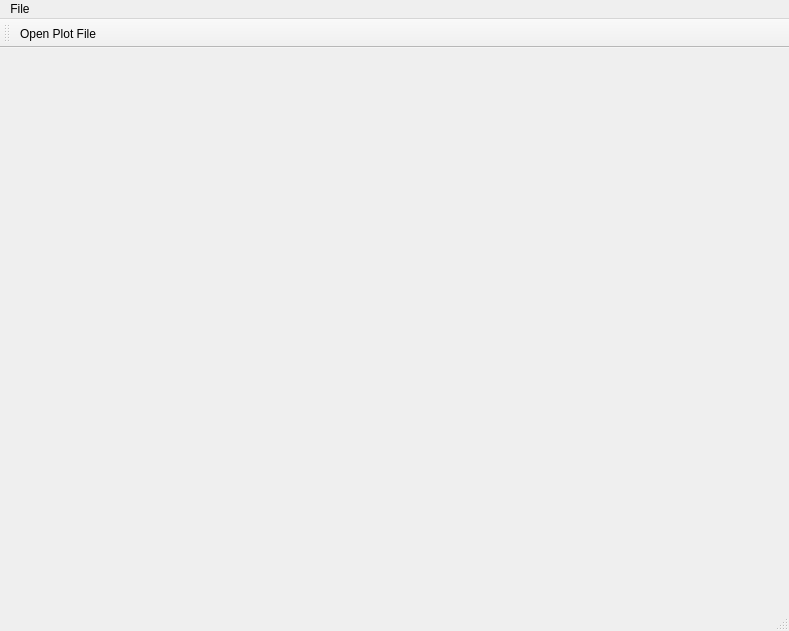
Above: Resources/mainui.ui from gdroumpalis/Electro before the change. Below: the same form after it.
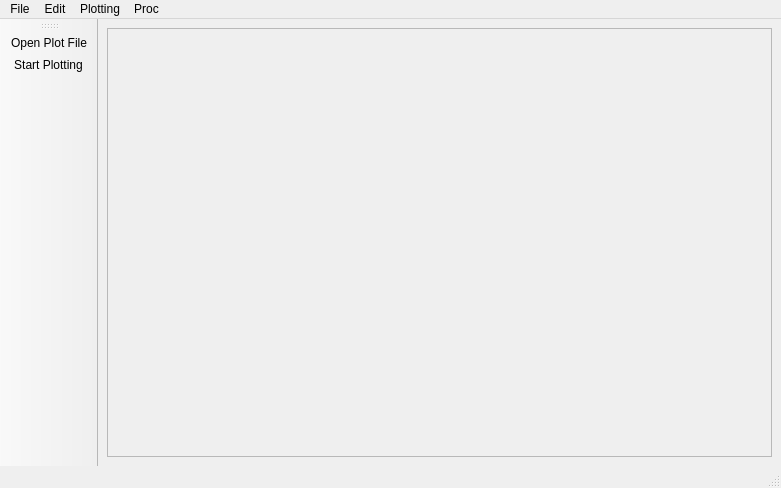
That is the form after the change. Icons and pictures are not drawn.

Commit message: Add initialization of devices. New settings icons. settings ui changes

The edit to the form file:
```diff
--- a/Resources/mainui.ui
+++ b/Resources/mainui.ui
@@ -6,20 +6,33 @@
    <rect>
     <x>0</x>
     <y>0</y>
-    <width>789</width>
-    <height>631</height>
+    <width>781</width>
+    <height>488</height>
    </rect>
   </property>
   <property name="windowTitle">
    <string>Electro</string>
   </property>
-  <widget class="QWidget" name="centralwidget"/>
+  <widget class="QWidget" name="centralwidget">
+   <layout class="QGridLayout" name="gridLayout">
+    <item row="0" column="0">
+     <widget class="QFrame" name="frame">
+      <property name="frameShape">
+       <enum>QFrame::StyledPanel</enum>
+      </property>
+      <property name="frameShadow">
+       <enum>QFrame::Raised</enum>
+      </property>
+     </widget>
+    </item>
+   </layout>
+  </widget>
   <widget class="QMenuBar" name="menubar">
    <property name="geometry">
     <rect>
      <x>0</x>
      <y>0</y>
-     <width>789</width>
+     <width>781</width>
      <height>26</height>
     </rect>
    </property>
@@ -31,7 +44,28 @@
     <addaction name="separator"/>
     <addaction name="actionClose"/>
    </widget>
+   <widget class="QMenu" name="menuSettings">
+    <property name="title">
+     <string>Proc</string>
+    </property>
+    <addaction name="actionopen_settings"/>
+   </widget>
+   <widget class="QMenu" name="menuPlotting">
+    <property name="title">
+     <string>Plotting</string>
+    </property>
+    <addaction name="actionStart_Plotting"/>
+    <addaction name="actionPlottings_UI"/>
+   </widget>
+   <widget class="QMenu" name="menuEdit">
+    <property name="title">
+     <string>Edit</string>
+    </property>
+   </widget>
    <addaction name="menuFile"/>
+   <addaction name="menuEdit"/>
+   <addaction name="menuPlotting"/>
+   <addaction name="menuSettings"/>
   </widget>
   <widget class="QStatusBar" name="statusbar"/>
   <widget class="QToolBar" name="toolBar">
@@ -39,12 +73,13 @@
     <string>toolBar</string>
    </property>
    <attribute name="toolBarArea">
-    <enum>TopToolBarArea</enum>
+    <enum>LeftToolBarArea</enum>
    </attribute>
    <attribute name="toolBarBreak">
     <bool>false</bool>
    </attribute>
    <addaction name="actionOpen_Plot_File"/>
+   <addaction name="actionStart_Plotting"/>
   </widget>
   <action name="actionOpen_Plot_File">
    <property name="icon">
@@ -64,6 +99,29 @@
     <string>Close</string>
    </property>
   </action>
+  <action name="actionopen_settings">
+   <property name="icon">
+    <iconset resource="ElectroRes.qrc">
+     <normaloff>:/settings/Icons/settings.png</normaloff>:/settings/Icons/settings.png</iconset>
+   </property>
+   <property name="text">
+    <string>Settings</string>
+   </property>
+  </action>
+  <action name="actionStart_Plotting">
+   <property name="icon">
+    <iconset resource="ElectroRes.qrc">
+     <normaloff>:/start/Icons/start.png</normaloff>:/start/Icons/start.png</iconset>
+   </property>
+   <property name="text">
+    <string>Start Plotting</string>
+   </property>
+  </action>
+  <action name="actionPlottings_UI">
+   <property name="text">
+    <string>Plottings UI (exp)</string>
+   </property>
+  </action>
  </widget>
  <resources>
   <include location="ElectroRes.qrc"/>
```
The commit also changes 15 other files.
